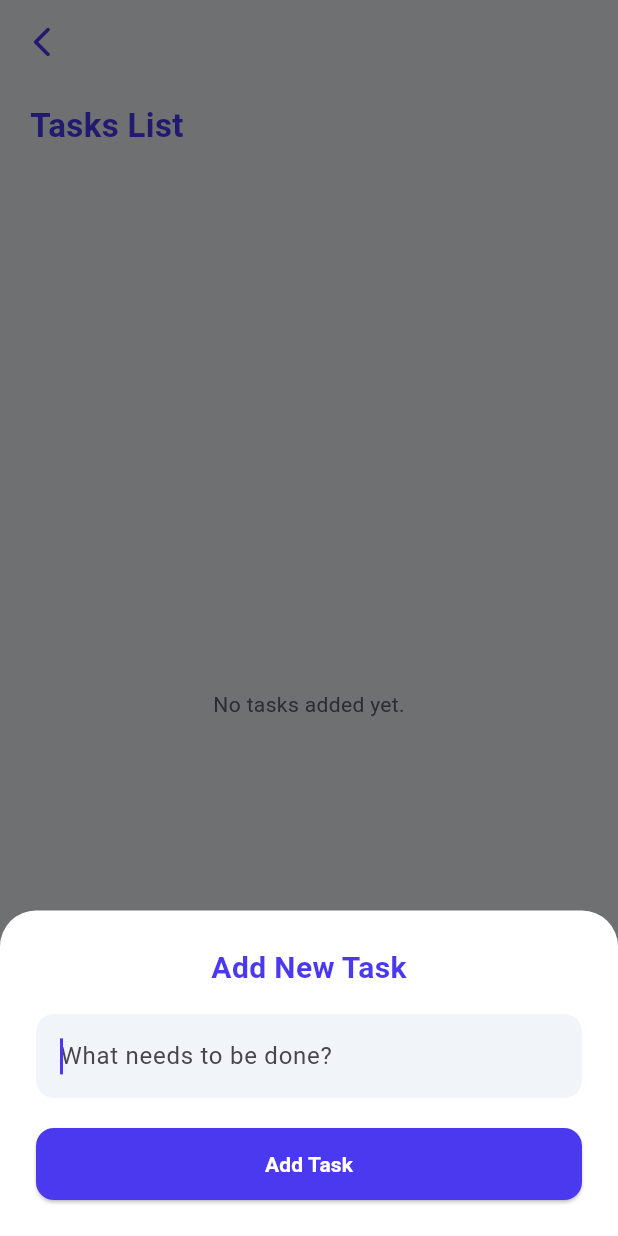
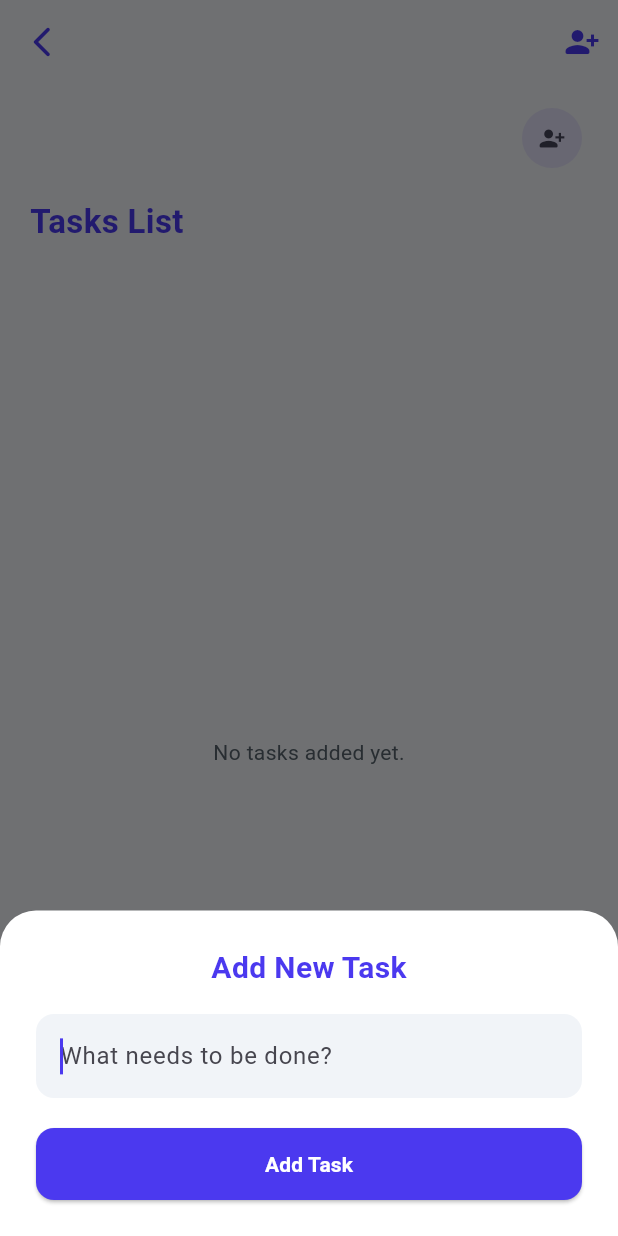
Before and after one commit to shimaakhaled1410-hue/WeDo-flutter, a Flutter app: the ProjectDetailsScreen screen opened directly with empty values, after a tap on the "add" icon, on a phone screen of 412 x 824 dp. Run offline on Flutter 3.47's test engine with Material 3 defaults, Android fonts, the light colour scheme and no system bars; our stand-ins replace cloud_firestore, dartz, device_preview, equatable, firebase_auth, firebase_core and 5 more; accounts and stored records are empty; generated files the repository leaves out were written again; network calls fail.

Commit message:
Manage collaborators in tasks and implement deep link invitation system to join project

```diff
--- a/lib/core/router/app_router.dart
+++ b/lib/core/router/app_router.dart
@@ -6,6 +6,7 @@ import 'package:wedo_flutter/domain/entities/project_entity.dart';
 import 'package:wedo_flutter/presentation/auth/login_screen.dart';
 import 'package:wedo_flutter/presentation/auth/register_screen.dart';
 import 'package:wedo_flutter/presentation/home/home_screen.dart';
+import 'package:wedo_flutter/presentation/home/join_project_screen.dart';
 import 'package:wedo_flutter/presentation/manager/auth/auth_cubit.dart';
 import 'package:wedo_flutter/presentation/manager/project/project_cubit.dart';
 import 'package:wedo_flutter/presentation/manager/tasks/task_cubit.dart';
@@ -57,13 +58,21 @@ class AppRouter {
             BlocProvider(
               create: (context) => di.sl<ProjectCubit>()..fetchProjects(),
             ),
-            BlocProvider(
-              create: (context) => di.sl<AuthCubit>(),
-            ),
+            BlocProvider(create: (context) => di.sl<AuthCubit>()),
           ],
           child: const ProfileScreen(),
         ),
       ),
+      GoRoute(
+        path: '/join',
+        builder: (context, state) {
+          final projectId = state.uri.queryParameters['projectId'];
+          return BlocProvider(
+            create: (context) => di.sl<ProjectCubit>(),
+            child: JoinProjectScreen(projectId: projectId),
+          );
+        },
+      ),
     ],
   );
 }
--- a/lib/core/service_locator.dart
+++ b/lib/core/service_locator.dart
@@ -18,6 +18,7 @@ import 'package:wedo_flutter/domain/usecases/auth/sign_out_usecase.dart';
 import 'package:wedo_flutter/domain/usecases/project/add_project_usecase.dart';
 import 'package:wedo_flutter/domain/usecases/project/delete_project_usecase.dart';
 import 'package:wedo_flutter/domain/usecases/project/get_projects_usecase.dart';
+import 'package:wedo_flutter/domain/usecases/project/join_project_by_id.dart';
 import 'package:wedo_flutter/domain/usecases/project/update_project_usecase.dart';
 import 'package:wedo_flutter/domain/usecases/tasks/add_task_usecase.dart';
 import 'package:wedo_flutter/domain/usecases/tasks/delete_task_usecase.dart';
@@ -68,6 +69,7 @@ Future<void> init() async {
       getProjectsUsecase: sl(),
       deleteProjectUsecase: sl(),
       updateProjectUsecase: sl(),
+      joinProjectByIdUsecase: sl(),
     ),
   );
 
@@ -75,11 +77,12 @@ Future<void> init() async {
   sl.registerLazySingleton(() => GetProjectsUsecase(sl()));
   sl.registerLazySingleton(() => DeleteProjectUsecase(sl()));
   sl.registerLazySingleton(() => UpdateProjectUsecase(sl()));
+  sl.registerLazySingleton(() => JoinProjectById(sl()));
 
   sl.registerLazySingleton<ProjectRepo>(() => ProjectRepoImpl(sl()));
 
   sl.registerLazySingleton<ProjectRemoteDataSource>(
-    () => ProjectRemoteDataSourceImpl(sl()),
+    () => ProjectRemoteDataSourceImpl(sl(), sl()),
   );
 
   //tasks
--- a/lib/data/datasource/auth_remote_datasource.dart
+++ b/lib/data/datasource/auth_remote_datasource.dart
@@ -47,7 +47,7 @@ class AuthRemoteDataSourceImpl implements AuthRemoteDataSource {
 
     final uid = userCredential.user!.uid;
 
-    final userModel = UserModel(uid: uid, email: email, name: name);
+    final userModel = UserModel(uid: uid, email: email, name: name, photoUrl: userCredential.user?.photoURL ?? '');
 
     await firestore.collection('users').doc(uid).set(userModel.toMap());
 
--- a/lib/data/models/project_model.dart
+++ b/lib/data/models/project_model.dart
@@ -8,6 +8,7 @@ class ProjectModel extends ProjectEntity {
     required super.iconCodePoint,
     super.completedTasks,
     super.totalTasks,
+    super.collaboratorsIds,
     super.collaboratorsImages,
     required super.createdAt,
     required super.ownerId,
@@ -20,6 +21,7 @@ class ProjectModel extends ProjectEntity {
       iconCodePoint: map['iconCodePoint'] ?? 0,
       completedTasks: map['completedTasks'] ?? 0,
       totalTasks: map['totalTasks'] ?? 0,
+      collaboratorsIds: List<String>.from(map['collaboratorsIds'] ?? []),
       collaboratorsImages: List<String>.from(map['collaboratorsImages'] ?? []),
       createdAt: map['createdAt'] != null
           ? (map['createdAt'] as Timestamp).toDate()
@@ -34,6 +36,7 @@ class ProjectModel extends ProjectEntity {
       'iconCodePoint': iconCodePoint,
       'completedTasks': completedTasks,
       'totalTasks': totalTasks,
+      'collaboratorsIds': collaboratorsIds,
       'collaboratorsImages': collaboratorsImages,
       'createdAt': Timestamp.fromDate(createdAt),
       'ownerId': ownerId,
@@ -47,6 +50,7 @@ class ProjectModel extends ProjectEntity {
       iconCodePoint: entity.iconCodePoint,
       completedTasks: entity.completedTasks,
       totalTasks: entity.totalTasks,
+      collaboratorsIds: entity.collaboratorsIds,
       collaboratorsImages: entity.collaboratorsImages,
       createdAt: entity.createdAt,
       ownerId: entity.ownerId,
--- a/lib/data/models/user_model.dart
+++ b/lib/data/models/user_model.dart
@@ -6,6 +6,7 @@ class UserModel extends UserEntity {
     required super.uid,
     required super.email,
     required super.name,
+    required super.photoUrl,
   });
 
   factory UserModel.fromMap(Map<String, dynamic> map, String uid) {
@@ -13,6 +14,7 @@ class UserModel extends UserEntity {
       uid: uid,
       email: map['email'] ?? '',
       name: map['name'] ?? '',
+      photoUrl: map['photoUrl'] ?? '',
     );
   }
 
@@ -21,6 +23,7 @@ class UserModel extends UserEntity {
       'email': email,
       'name': name,
       'createdAt': FieldValue.serverTimestamp(),
+      'photoUrl': photoUrl,
     };
   }
 }
--- a/lib/domain/entities/project_entity.dart
+++ b/lib/domain/entities/project_entity.dart
@@ -6,6 +6,7 @@ class ProjectEntity extends Equatable {
   final int iconCodePoint;
   final int completedTasks;
   final int totalTasks;
+  final List<String> collaboratorsIds;
   final List<String> collaboratorsImages;
   final DateTime createdAt;
   final String ownerId;
@@ -16,6 +17,7 @@ class ProjectEntity extends Equatable {
     required this.iconCodePoint,
     this.completedTasks = 0,
     this.totalTasks = 0,
+    this.collaboratorsIds = const [],
     this.collaboratorsImages = const [],
     required this.createdAt,
     required this.ownerId,
@@ -28,6 +30,7 @@ class ProjectEntity extends Equatable {
     int? iconCodePoint,
     int? totalTasks,
     int? completedTasks,
+    List<String>? collaboratorsIds,
     List<String>? collaboratorsImages,
     DateTime? createdAt,
   }) {
@@ -38,6 +41,7 @@ class ProjectEntity extends Equatable {
       iconCodePoint: iconCodePoint ?? this.iconCodePoint,
       totalTasks: totalTasks ?? this.totalTasks,
       completedTasks: completedTasks ?? this.completedTasks,
+      collaboratorsIds: collaboratorsIds ?? this.collaboratorsIds,
       collaboratorsImages: collaboratorsImages ?? this.collaboratorsImages,
       createdAt: createdAt ?? this.createdAt,
     );
@@ -50,6 +54,7 @@ class ProjectEntity extends Equatable {
         iconCodePoint,
         completedTasks,
         totalTasks,
+        collaboratorsIds,
         collaboratorsImages,
         createdAt,
         ownerId,
--- a/lib/domain/entities/task_entity.dart
+++ b/lib/domain/entities/task_entity.dart
@@ -6,6 +6,9 @@ class TaskEntity extends Equatable {
   final String title;
   final bool isCompleted;
   final DateTime createdAt;
+  final String? assignedToUserId;
+  final String? assignedToUserName;
+  final String? assignedToUserImage;
 
   const TaskEntity({
     required this.id,
@@ -13,6 +16,9 @@ class TaskEntity extends Equatable {
     required this.title,
     this.isCompleted = false,
     required this.createdAt,
+    this.assignedToUserId,
+    this.assignedToUserName,
+    this.assignedToUserImage,
   });
 
   TaskEntity copyWith({
@@ -21,6 +27,9 @@ class TaskEntity extends Equatable {
     String? title,
     bool? isCompleted,
     DateTime? createdAt,
+    String? assignedToUserId,
+    String? assignedToUserName,
+    String? assignedToUserImage,
   }) {
     return TaskEntity(
       id: id ?? this.id,
@@ -28,9 +37,21 @@ class TaskEntity extends Equatable {
       title: title ?? this.title,
       isCompleted: isCompleted ?? this.isCompleted,
       createdAt: createdAt ?? this.createdAt,
+      assignedToUserId: assignedToUserId ?? this.assignedToUserId,
+      assignedToUserName: assignedToUserName ?? this.assignedToUserName,
+      assignedToUserImage: assignedToUserImage ?? this.assignedToUserImage,
     );
   }
 
   @override
-  List get props => [id, projectId, title, isCompleted, createdAt];
+  List get props => [
+    id,
+    projectId,
+    title,
+    isCompleted,
+    createdAt,
+    assignedToUserId,
+    assignedToUserName,
+    assignedToUserImage,
+  ];
 }
--- a/lib/domain/entities/user_entity.dart
+++ b/lib/domain/entities/user_entity.dart
@@ -2,10 +2,13 @@ class UserEntity {
   final String uid;
   final String email;
   final String name;
+  final String photoUrl;
+
 
   const UserEntity({
     required this.uid,
     required this.email,
     required this.name,
+    required this.photoUrl,
   });
 }
--- a/lib/domain/repo/project_repo.dart
+++ b/lib/domain/repo/project_repo.dart
@@ -16,4 +16,7 @@ abstract class ProjectRepo {
   Future<Either<Failure, void>> updateProject({
     required ProjectEntity project,
   });
+  Future<Either<Failure, void>> joinProjectById({
+    required String projectId,
+  });
 }
--- /dev/null
+++ b/lib/presentation/home/widgets/project_collaborators_bar.dart
@@ -0,0 +1,85 @@
+import 'package:flutter/material.dart';
+import 'package:flutter/services.dart';
+import 'package:wedo_flutter/core/widgets/custom_snackbar.dart';
+
+class ProjectCollaboratorsBar extends StatelessWidget {
+  final String projectId;
+  final List<String> collaboratorsImages;
+
+  const ProjectCollaboratorsBar({
+    super.key,
+    required this.projectId,
+    required this.collaboratorsImages,
+  });
+
+  void _shareInviteLink(BuildContext context) {
+    final inviteUrl = 'wedo://join?projectId=$projectId';
+    Clipboard.setData(ClipboardData(text: inviteUrl));
+
+    CustomSnackBar.show(
+      context: context,
+      message: 'Invite link copied to clipboard! Share it with your team.',
+    );
+  }
+
+  @override
+  Widget build(BuildContext context) {
+    const maxDisplayed = 3;
+    final hasMore = collaboratorsImages.length > maxDisplayed;
+    final displayCount = hasMore
+        ? maxDisplayed + 1
+        : collaboratorsImages.length;
+
+    return Row(
+      mainAxisAlignment: MainAxisAlignment.spaceBetween,
+      children: [
+        SizedBox(
+          height: 36,
+          child: Row(
+            mainAxisSize: MainAxisSize.min,
+            children: List.generate(displayCount, (index) {
+              if (hasMore && index == maxDisplayed) {
+                final remaining = collaboratorsImages.length - maxDisplayed;
+                return Align(
+                  widthFactor: 0.65,
+                  child: CircleAvatar(
+                    radius: 16,
+                    backgroundColor: Theme.of(context).primaryColor,
+                    child: Text(
+                      '+$remaining',
+                      style: const TextStyle(
+                        color: Colors.white,
+                        fontSize: 11,
+                        fontWeight: FontWeight.bold,
+                      ),
+                    ),
+                  ),
+                );
+              }
+
+              return Align(
+                widthFactor: 0.65,
+                child: CircleAvatar(
+                  radius: 16,
+                  backgroundColor: Colors.grey.shade300,
+                  backgroundImage: collaboratorsImages[index].isNotEmpty
+                      ? NetworkImage(collaboratorsImages[index])
+                      : null,
+                  child: collaboratorsImages[index].isEmpty
+                      ? const Icon(Icons.person, size: 16)
+                      : null,
+                ),
+              );
+            }),
+          ),
+        ),
+
+        IconButton.filledTonal(
+          onPressed: () => _shareInviteLink(context),
+          icon: const Icon(Icons.person_add_alt_1_rounded, size: 18),
+          tooltip: 'Invite Collaborator',
+        ),
+      ],
+    );
+  }
+}
--- a/lib/presentation/tasks/project_details_screen.dart
+++ b/lib/presentation/tasks/project_details_screen.dart
@@ -1,9 +1,11 @@
 import 'package:flutter/material.dart';
+import 'package:flutter/services.dart';
 import 'package:flutter_bloc/flutter_bloc.dart';
 import 'package:go_router/go_router.dart';
 import 'package:wedo_flutter/core/theme/app_colors.dart';
 import 'package:wedo_flutter/core/widgets/custom_snackbar.dart';
 import 'package:wedo_flutter/domain/entities/project_entity.dart';
+import 'package:wedo_flutter/presentation/home/widgets/project_collaborators_bar.dart';
 import 'package:wedo_flutter/presentation/manager/tasks/task_cubit.dart';
 import 'package:wedo_flutter/presentation/manager/tasks/task_state.dart';
 
@@ -138,6 +140,23 @@ class _ProjectDetailsScreenState extends State<ProjectDetailsScreen> {
           ),
         ),
         centerTitle: true,
+        actions: [
+          IconButton(
+            icon: const Icon(
+              Icons.person_add_alt_1_rounded,
+              color: AppColors.primary,
+            ),
+            tooltip: 'Invite Collaborator',
+            onPressed: () {
+              final inviteUrl = 'wedo://join?projectId=${widget.project.id}';
+              Clipboard.setData(ClipboardData(text: inviteUrl));
+              CustomSnackBar.show(
+                context: context,
+                message: 'Invite link copied to clipboard!',
+              );
+            },
+          ),
+        ],
       ),
       body: Padding(
         padding: const EdgeInsets.symmetric(horizontal: 20.0),
@@ -145,6 +164,12 @@ class _ProjectDetailsScreenState extends State<ProjectDetailsScreen> {
           crossAxisAlignment: CrossAxisAlignment.start,
           children: [
             const SizedBox(height: 12),
+            ProjectCollaboratorsBar(
+              projectId: widget.project.id,
+              collaboratorsImages: widget.project.collaboratorsImages,
+            ),
+
+            const SizedBox(height: 16),
             const Text(
               'Tasks List',
               style: TextStyle(
```
Also changed, not shown: lib/data/datasource/project_remote_datasource.dart (+26 -5 lines), lib/data/models/task_model.dart (+12 -0 lines), lib/data/repo_impl/project_repo_impl.dart (+9 -0 lines), lib/domain/usecases/project/join_project_by_id.dart (added, +13 -0 lines), lib/presentation/home/join_project_screen.dart (added, +60 -0 lines), lib/presentation/home/widgets/project_card.dart (+43 -5 lines), lib/presentation/manager/project/project_cubit.dart (+15 -0 lines), lib/presentation/manager/project/project_state.dart (+11 -0 lines), 1 other file.
